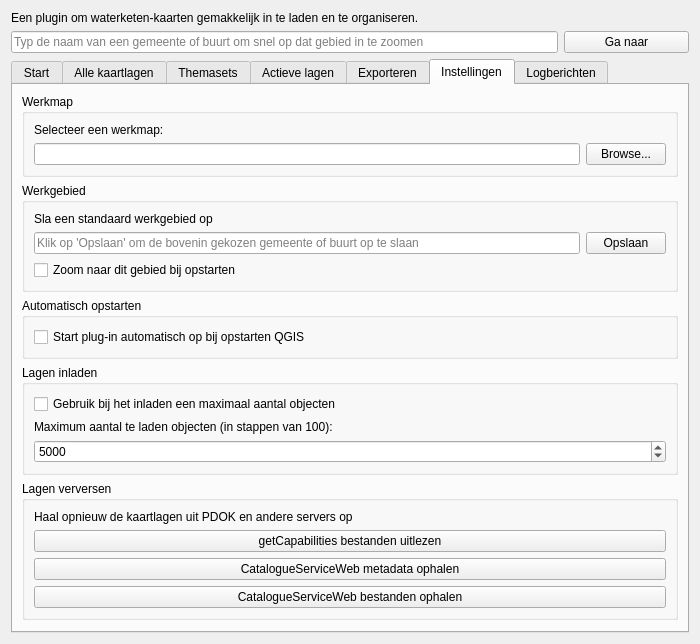
The window that gui/nad_maps_dockwidget.ui (NAD-Dataplatform/NADmaps) describes before a commit, drawn with Qt 5.
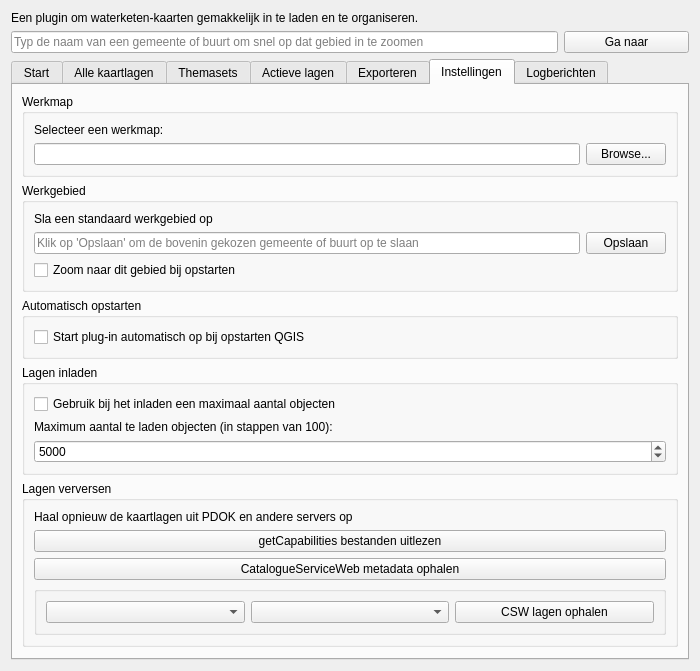
The same window after the commit. The open tabs and pages were chosen to show the change.

What changed in the file:
```diff
--- a/gui/nad_maps_dockwidget.ui
+++ b/gui/nad_maps_dockwidget.ui
@@ -7,7 +7,7 @@
     <x>0</x>
     <y>0</y>
     <width>700</width>
-    <height>600</height>
+    <height>624</height>
    </rect>
   </property>
   <property name="sizePolicy">
@@ -1225,7 +1225,7 @@
          <property name="title">
           <string>Lagen verversen</string>
          </property>
-         <layout class="QVBoxLayout" name="verticalLayout_5">
+         <layout class="QVBoxLayout" name="verticalLayout_6">
           <item>
            <widget class="QLabel" name="labelGetLayers">
             <property name="text">
@@ -1248,10 +1248,22 @@
            </widget>
           </item>
           <item>
+           <widget class="QGroupBox" name="horizontalGroupBox">
+            <layout class="QHBoxLayout" name="horizontalLayout_10">
+             <item>
+              <widget class="QComboBox" name="CSWLoadComboBox"/>
+             </item>
+             <item>
+              <widget class="QComboBox" name="CSWsourceComboBox"/>
+             </item>
+             <item>
            <widget class="QPushButton" name="pushButtonGetCSWLayers">
             <property name="text">
-             <string>CatalogueServiceWeb bestanden ophalen</string>
-            </property>
+                <string>CSW lagen ophalen</string>
+               </property>
+              </widget>
+             </item>
+            </layout>
            </widget>
           </item>
          </layout>
```
Lines whose indentation alone changed are shown as unchanged.
